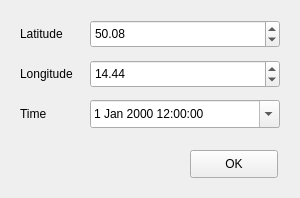
The window that sunwidget.ui (pavelsevecek/mpcv) describes before a commit, drawn with Qt 5.
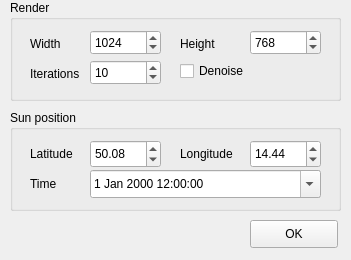
The same window after the commit.

Commit message: added more render settings

Diff of the .ui file:
```diff
--- a/sunwidget.ui
+++ b/sunwidget.ui
@@ -6,32 +6,63 @@
    <rect>
     <x>0</x>
     <y>0</y>
-    <width>300</width>
-    <height>198</height>
+    <width>351</width>
+    <height>260</height>
    </rect>
   </property>
   <property name="sizePolicy">
-   <sizepolicy hsizetype="Expanding" vsizetype="Expanding">
+   <sizepolicy hsizetype="Fixed" vsizetype="Fixed">
     <horstretch>1</horstretch>
     <verstretch>1</verstretch>
    </sizepolicy>
   </property>
+  <property name="minimumSize">
+   <size>
+    <width>351</width>
+    <height>260</height>
+   </size>
+  </property>
   <property name="maximumSize">
    <size>
-    <width>500</width>
-    <height>300</height>
+    <width>351</width>
+    <height>260</height>
    </size>
   </property>
   <property name="windowTitle">
    <string>MPCV</string>
   </property>
   <widget class="QWidget" name="widget">
+   <widget class="QPushButton" name="pushButton">
+    <property name="geometry">
+     <rect>
+      <x>250</x>
+      <y>220</y>
+      <width>88</width>
+      <height>28</height>
+     </rect>
+    </property>
+    <property name="text">
+     <string>OK</string>
+    </property>
+   </widget>
+   <widget class="QGroupBox" name="groupBox">
+    <property name="geometry">
+     <rect>
+      <x>10</x>
+      <y>110</y>
+      <width>331</width>
+      <height>101</height>
+     </rect>
+    </property>
+    <property name="title">
+     <string>Sun position</string>
+    </property>
    <widget class="QDoubleSpinBox" name="latitude">
     <property name="geometry">
      <rect>
-      <x>90</x>
-      <y>20</y>
-      <width>190</width>
+       <x>80</x>
+       <y>30</y>
+       <width>71</width>
       <height>28</height>
      </rect>
     </property>
@@ -45,30 +76,11 @@
      <double>50.079999999999998</double>
     </property>
    </widget>
-   <widget class="QDoubleSpinBox" name="longitude">
-    <property name="geometry">
-     <rect>
-      <x>90</x>
-      <y>60</y>
-      <width>190</width>
-      <height>28</height>
-     </rect>
-    </property>
-    <property name="minimum">
-     <double>-180.000000000000000</double>
-    </property>
-    <property name="maximum">
-     <double>180.000000000000000</double>
-    </property>
-    <property name="value">
-     <double>14.440000000000000</double>
-    </property>
-   </widget>
    <widget class="QLabel" name="label">
     <property name="geometry">
      <rect>
       <x>20</x>
-      <y>20</y>
+       <y>30</y>
       <width>57</width>
       <height>28</height>
      </rect>
@@ -77,11 +89,30 @@
      <string>Latitude</string>
     </property>
    </widget>
+    <widget class="QDoubleSpinBox" name="longitude">
+     <property name="geometry">
+      <rect>
+       <x>240</x>
+       <y>30</y>
+       <width>71</width>
+       <height>28</height>
+      </rect>
+     </property>
+     <property name="minimum">
+      <double>-180.000000000000000</double>
+     </property>
+     <property name="maximum">
+      <double>180.000000000000000</double>
+     </property>
+     <property name="value">
+      <double>14.440000000000000</double>
+     </property>
+    </widget>
    <widget class="QLabel" name="label_2">
     <property name="geometry">
      <rect>
-      <x>20</x>
-      <y>60</y>
+       <x>170</x>
+       <y>30</y>
       <width>57</width>
       <height>28</height>
      </rect>
@@ -90,12 +121,25 @@
      <string>Longitude</string>
     </property>
    </widget>
+    <widget class="QLabel" name="label_3">
+     <property name="geometry">
+      <rect>
+       <x>20</x>
+       <y>60</y>
+       <width>57</width>
+       <height>28</height>
+      </rect>
+     </property>
+     <property name="text">
+      <string>Time</string>
+     </property>
+    </widget>
    <widget class="QDateTimeEdit" name="time">
     <property name="geometry">
      <rect>
-      <x>90</x>
-      <y>100</y>
-      <width>190</width>
+       <x>80</x>
+       <y>60</y>
+       <width>231</width>
       <height>28</height>
      </rect>
     </property>
@@ -119,31 +163,128 @@
      <enum>Qt::LocalTime</enum>
     </property>
    </widget>
-   <widget class="QLabel" name="label_3">
+   </widget>
+   <widget class="QGroupBox" name="groupBox_2">
     <property name="geometry">
      <rect>
+      <x>10</x>
+      <y>0</y>
+      <width>331</width>
+      <height>101</height>
+     </rect>
+    </property>
+    <property name="title">
+     <string>Render</string>
+    </property>
+    <widget class="QSpinBox" name="widthSpin">
+     <property name="geometry">
+      <rect>
+       <x>80</x>
+       <y>30</y>
+       <width>71</width>
+       <height>25</height>
+      </rect>
+     </property>
+     <property name="minimum">
+      <number>1</number>
+     </property>
+     <property name="maximum">
+      <number>10000</number>
+     </property>
+     <property name="value">
+      <number>1024</number>
+     </property>
+    </widget>
+    <widget class="QSpinBox" name="heightSpin">
+     <property name="geometry">
+      <rect>
+       <x>240</x>
+       <y>30</y>
+       <width>71</width>
+       <height>25</height>
+      </rect>
+     </property>
+     <property name="minimum">
+      <number>1</number>
+     </property>
+     <property name="maximum">
+      <number>10000</number>
+     </property>
+     <property name="value">
+      <number>768</number>
+     </property>
+    </widget>
+    <widget class="QLabel" name="label_4">
+     <property name="geometry">
+      <rect>
       <x>20</x>
-      <y>100</y>
+       <y>30</y>
+       <width>41</width>
+       <height>28</height>
+      </rect>
+     </property>
+     <property name="text">
+      <string>Width</string>
+     </property>
+    </widget>
+    <widget class="QLabel" name="label_5">
+     <property name="geometry">
+      <rect>
+       <x>170</x>
+       <y>30</y>
+       <width>41</width>
+       <height>28</height>
+      </rect>
+     </property>
+     <property name="text">
+      <string>Height</string>
+     </property>
+    </widget>
+    <widget class="QLabel" name="label_6">
+     <property name="geometry">
+      <rect>
+       <x>20</x>
+       <y>60</y>
       <width>57</width>
       <height>28</height>
      </rect>
     </property>
     <property name="text">
-     <string>Time</string>
-    </property>
-   </widget>
-   <widget class="QPushButton" name="pushButton">
+      <string>Iterations</string>
+     </property>
+    </widget>
+    <widget class="QSpinBox" name="itersSpin">
     <property name="geometry">
      <rect>
-      <x>190</x>
-      <y>150</y>
-      <width>88</width>
-      <height>28</height>
+       <x>80</x>
+       <y>60</y>
+       <width>71</width>
+       <height>25</height>
+      </rect>
+     </property>
+     <property name="minimum">
+      <number>1</number>
+     </property>
+     <property name="maximum">
+      <number>1000</number>
+     </property>
+     <property name="value">
+      <number>10</number>
+     </property>
+    </widget>
+    <widget class="QCheckBox" name="denoiseBox">
+     <property name="geometry">
+      <rect>
+       <x>170</x>
+       <y>60</y>
+       <width>83</width>
+       <height>22</height>
      </rect>
     </property>
     <property name="text">
-     <string>OK</string>
-    </property>
+      <string>Denoise</string>
+     </property>
+    </widget>
    </widget>
    <action name="actionSave_render">
     <property name="text">
```
Lines whose indentation alone changed are shown as unchanged. The commit also changes 13 other files.
